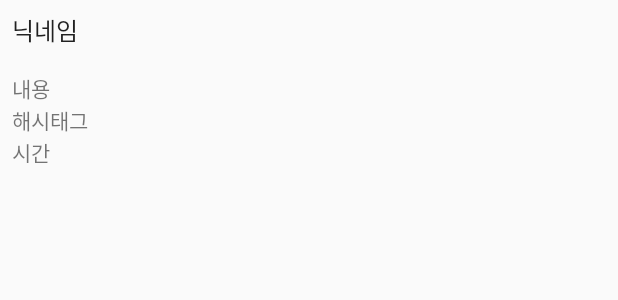
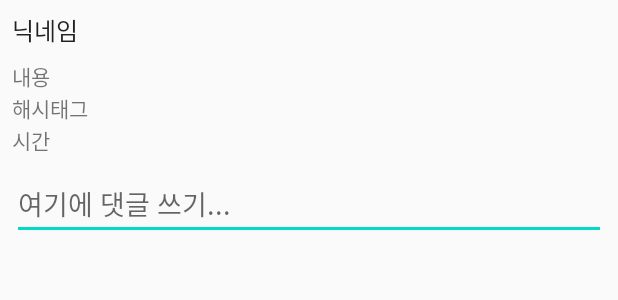
Before and after one commit to RendarCP/prj-Kingstagram, an Android app: the layout activity_comments.xml on its own in the app's theme, with its tools: preview values and no code run, on a phone screen of 412 x 824 dp. Shown: the top 300 px of the screen. Run offline under Robolectric (Android 15) with nearby library versions, the phone set to English and light mode, and no system bars.

Commit message:
오류 수정

```diff
--- a/app/src/main/AndroidManifest.xml
+++ b/app/src/main/AndroidManifest.xml
@@ -22,14 +22,15 @@
         <activity android:name=".CameraActivity" />
         <activity android:name=".SignUpActivity" />
         <activity android:name=".LoginActivity">
-        </activity>
-        <activity android:name=".MainActivity">
             <intent-filter>
                 <action android:name="android.intent.action.MAIN" />
 
                 <category android:name="android.intent.category.LAUNCHER" />
             </intent-filter>
         </activity>
+        <activity android:name=".MainActivity">
+
+        </activity>
 
     </application>
 
--- a/app/src/main/java/kr/ac/kpu/kingstagram/MainActivity.kt
+++ b/app/src/main/java/kr/ac/kpu/kingstagram/MainActivity.kt
@@ -33,7 +33,7 @@ class MainActivity : AppCompatActivity(), BottomNavigationView.OnNavigationItemS
                 return true
             }
             R.id.action_post -> {
-                var intent = Intent(this,CamerActivity::class.java)
+                var intent = Intent(this,CameraActivity::class.java)
                 startActivity(intent)
             }
             R.id.action_profile -> {
--- a/app/src/main/java/kr/ac/kpu/kingstagram/PostView.kt
+++ b/app/src/main/java/kr/ac/kpu/kingstagram/PostView.kt
@@ -19,6 +19,7 @@ class PostView() {
     var userId: String
 
     init{
+        this.comments = comments
         this.content = ""
         this.imageUrl = ""
         this.like = 0
--- a/app/src/main/java/kr/ac/kpu/kingstagram/navigation/DetailViewFragment.kt
+++ b/app/src/main/java/kr/ac/kpu/kingstagram/navigation/DetailViewFragment.kt
@@ -60,15 +60,9 @@ class DetailViewFragment : Fragment() {
                 ?.addSnapshotListener { querySnapshot, firebaseFirestoreException ->
                     contentList.clear()
                     contentUidList.clear()
-                    Log.d("MyTag","${querySnapshot!!.documents}")
-                    println(querySnapshot.documents.toString())
                     for(snapshot in querySnapshot!!.documents){
-                        Log.d("MyTag","${snapshot.data}")
-                        println(snapshot.data.toString())
                         var item = snapshot.toObject(PostView::class.java)
                         contentList.add(item!!)
-                        Log.d("MyTag","$item")
-                        println(item.toString())
                         /*var content: String = "${snapshot.data?.get("content")}"
                         var imageUrl: String = "${snapshot.data?.get("imageUrl")}"
                         var kingcount: Int = "${snapshot.data?.get("kingcount")}".toInt()
--- a/app/src/main/res/layout/activity_comments.xml
+++ b/app/src/main/res/layout/activity_comments.xml
@@ -13,12 +13,9 @@
         android:layout_height="wrap_content"
         android:layout_marginStart="8dp"
         android:layout_marginTop="8dp"
-        android:layout_marginBottom="8dp"
         android:text="닉네임"
         android:textAppearance="@style/TextAppearance.AppCompat.Subhead"
-        android:layout_constraintBottom_toTopOf="@+id/comments_view_detail_contentView"
-        android:layout_constraintStart_toStartOf="parent"
-        android:layout_constraintTop_toBottomOf="@id/comments_view_detail_kingView" />
+        tools:layout_editor_absoluteX="8dp" />
 
     <TextView
         android:id="@+id/comments_view_detail_contentView"
@@ -27,10 +24,7 @@
         android:layout_marginStart="8dp"
         android:layout_marginTop="8dp"
         android:text="내용"
-        android:layout_constraintBottom_toTopOf="@id/comments_view_detail_tagView"
-        android:layout_constraintStart_toStartOf="parent"
-        android:layout_constraintTop_toBottomOf="@+id/comments_view_detail_titleView"
-        android:layout_constraintVertical_bias="0.102" />
+         />
 
     <TextView
         android:id="@+id/comments_view_detail_tagView"
@@ -38,10 +32,7 @@
         android:layout_height="wrap_content"
         android:layout_marginStart="8dp"
         android:text="해시태그"
-        android:layout_constraintBottom_toTopOf="@id/comments_view_detail_commentsView"
-        android:layout_constraintStart_toStartOf="parent"
-        android:layout_constraintTop_toBottomOf="@+id/comments_view_detail_contentView"
-        android:layout_constraintVertical_bias="0.102" />
+         />
 
     <TextView
         android:id="@+id/comments_view_detail_timeView"
@@ -50,10 +41,16 @@
         android:layout_marginStart="8dp"
         android:layout_marginBottom="8dp"
         android:text="시간"
-        android:layout_constraintBottom_toTopOf="@id/recycleView_comments"
-        android:layout_constraintStart_toStartOf="parent"
-        android:layout_constraintTop_toBottomOf="@+id/comments_view_detail_tagView"
-        android:layout_constraintVertical_bias="0.102" />
+         />
+
+    <EditText
+        android:id="@+id/comments_view_detail_editView"
+        android:layout_width="match_parent"
+        android:layout_height="wrap_content"
+        android:layout_marginStart="8dp"
+        android:layout_marginEnd="8dp"
+        android:hint="여기에 댓글 쓰기..."
+        />
 
     <androidx.recyclerview.widget.RecyclerView
         android:id="@+id/recycleView_comments"
@@ -61,9 +58,6 @@
         android:layout_height="match_parent"
         android:layout_marginBottom="64dp"
         app:layoutManager="androidx.recyclerview.widget.LinearLayoutManager"
-        app:layout_constraintBottom_toBottomOf="parent"
-        app:layout_constraintEnd_toEndOf="parent"
-        app:layout_constraintStart_toStartOf="parent"
-        app:layout_constraintTop_toBottomOf="@+id/comments_view_detail_timeView" />
+         />
 
 </LinearLayout>
--- a/app/src/main/res/layout/cardview_detail.xml
+++ b/app/src/main/res/layout/cardview_detail.xml
@@ -68,6 +68,7 @@ card_view:cardElevation="10dp">
     android:layout_height="wrap_content"
     android:layout_marginStart="8dp"
     android:layout_marginTop="8dp"
+    android:layout_marginEnd="8dp"
     android:text="내용"
     card_view:layout_constraintBottom_toTopOf="@id/card_view_detail_tagLayout"
     card_view:layout_constraintStart_toStartOf="parent"
@@ -79,6 +80,7 @@ card_view:cardElevation="10dp">
         android:layout_width="match_parent"
         android:layout_height="match_parent"
         android:layout_marginStart="8dp"
+        android:layout_marginEnd="8dp"
         card_view:layout_constraintBottom_toTopOf="@id/card_view_detail_timeView"
         card_view:layout_constraintStart_toStartOf="parent"
         card_view:layout_constraintTop_toBottomOf="@+id/card_view_detail_contentView"
```
Also changed, not shown: app/src/main/java/kr/ac/kpu/kingstagram/CommentsActivity.kt (+74 -0 lines), app/src/main/res/layout/view_comments.xml (added, +52 -0 lines).
